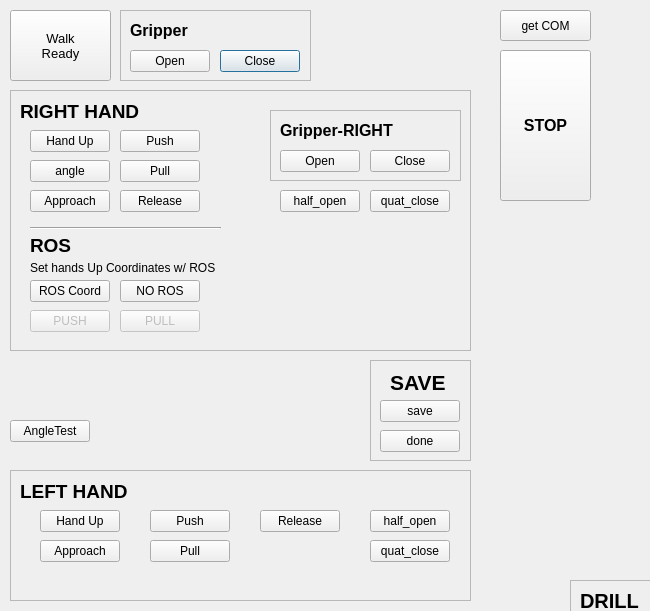
Old version of the form MobileHubo_ROScomm_drill_LeftHandTest/src/PODOGUI/drilldialog.ui in the repository chosaihim/drill_podo_left_git.
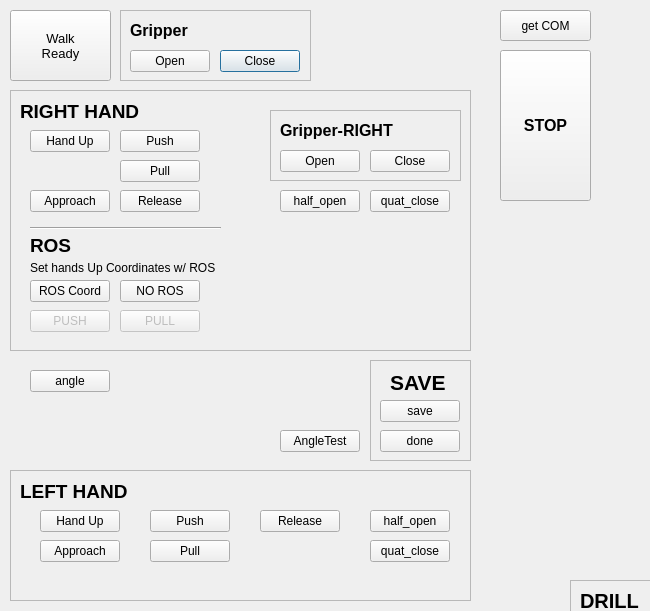
New version of the form.

```diff
--- a/MobileHubo_ROScomm_drill_LeftHandTest/src/PODOGUI/drilldialog.ui
+++ b/MobileHubo_ROScomm_drill_LeftHandTest/src/PODOGUI/drilldialog.ui
@@ -740,19 +740,6 @@
      </property>
     </widget>
    </widget>
-   <widget class="QPushButton" name="PB_R_angle">
-    <property name="geometry">
-     <rect>
-      <x>20</x>
-      <y>70</y>
-      <width>80</width>
-      <height>22</height>
-     </rect>
-    </property>
-    <property name="text">
-     <string>angle</string>
-    </property>
-   </widget>
    <widget class="QPushButton" name="PB_setROSCoord">
     <property name="geometry">
      <rect>
@@ -854,8 +841,8 @@
   <widget class="QPushButton" name="PB_angleTest">
    <property name="geometry">
     <rect>
-     <x>10</x>
-     <y>420</y>
+     <x>280</x>
+     <y>430</y>
      <width>80</width>
      <height>22</height>
     </rect>
@@ -919,6 +906,19 @@
     </property>
    </widget>
   </widget>
+  <widget class="QPushButton" name="PB_R_angle">
+   <property name="geometry">
+    <rect>
+     <x>30</x>
+     <y>370</y>
+     <width>80</width>
+     <height>22</height>
+    </rect>
+   </property>
+   <property name="text">
+    <string>angle</string>
+   </property>
+  </widget>
  </widget>
  <resources/>
  <connections/>
```
